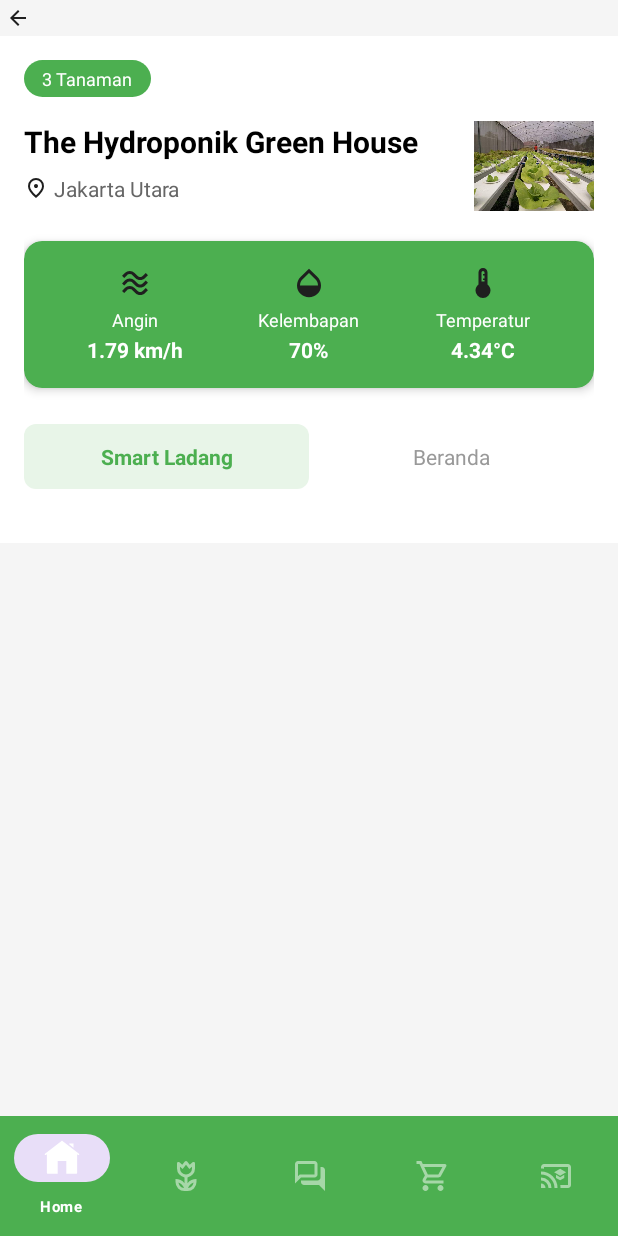
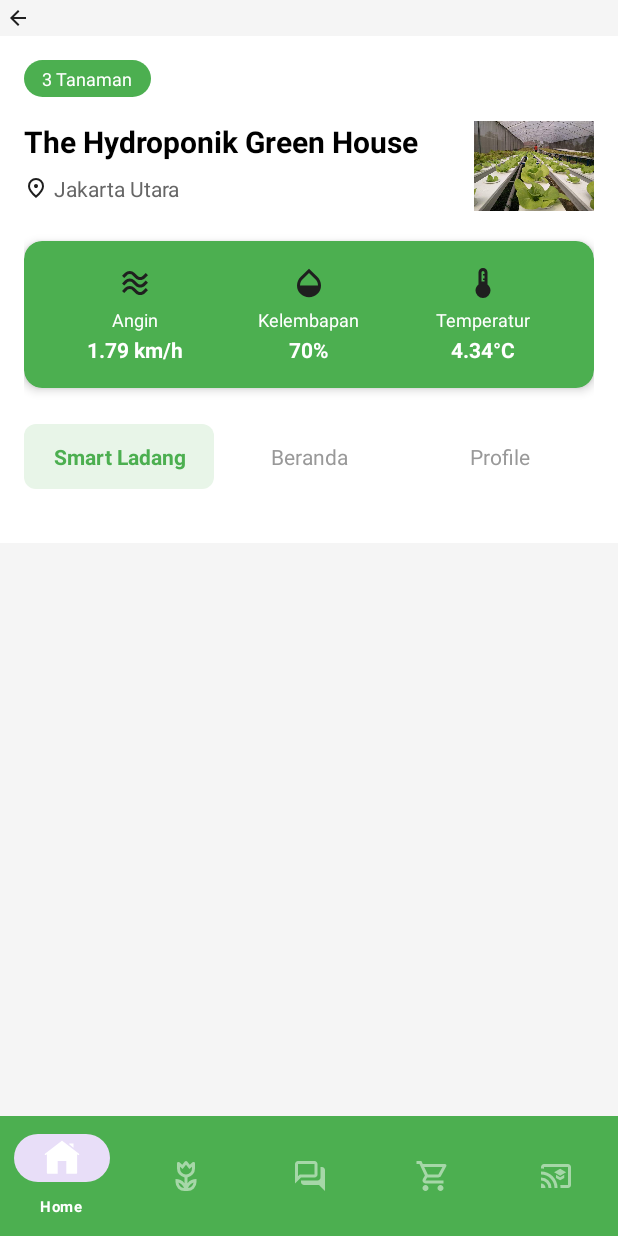
Before and after one commit to FirgiAhmadSuryaman/HidroponikApp, an Android app: the fragment Tanaman_Fragment placed in its activity, on a phone screen of 412 x 824 dp. Run offline under Robolectric (Android 15) with nearby library versions, the phone set to English and light mode, and no system bars.

Commit message:
Menambahakan TextView "Profile" di fragment_tanaman.xml

```diff
--- a/app/src/main/res/layout/fragment_tanaman.xml
+++ b/app/src/main/res/layout/fragment_tanaman.xml
@@ -243,6 +243,19 @@
                         android:padding="12dp"
                         android:clickable="true"
                         android:focusable="true" />
+
+                    <TextView
+                        android:id="@+id/tabProfile"
+                        android:layout_width="0dp"
+                        android:layout_height="wrap_content"
+                        android:layout_weight="1"
+                        android:text="Profile"
+                        android:textColor="#999999"
+                        android:textSize="14sp"
+                        android:gravity="center"
+                        android:padding="12dp"
+                        android:clickable="true"
+                        android:focusable="true" />
                 </LinearLayout>
 
             </LinearLayout>
```
